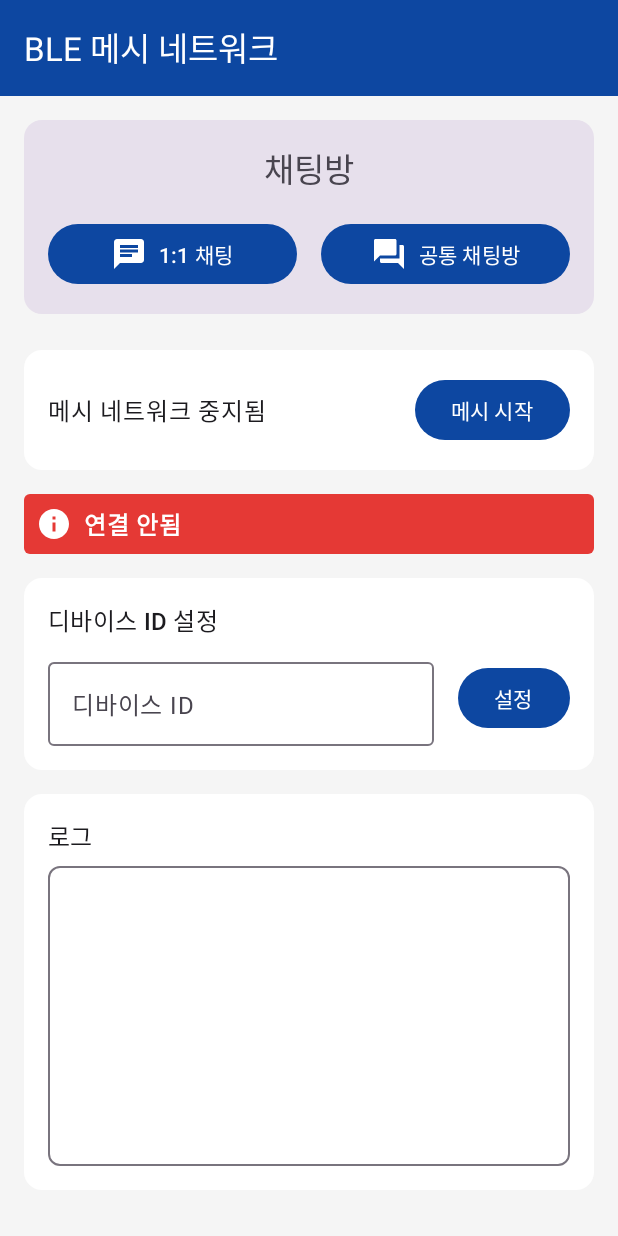
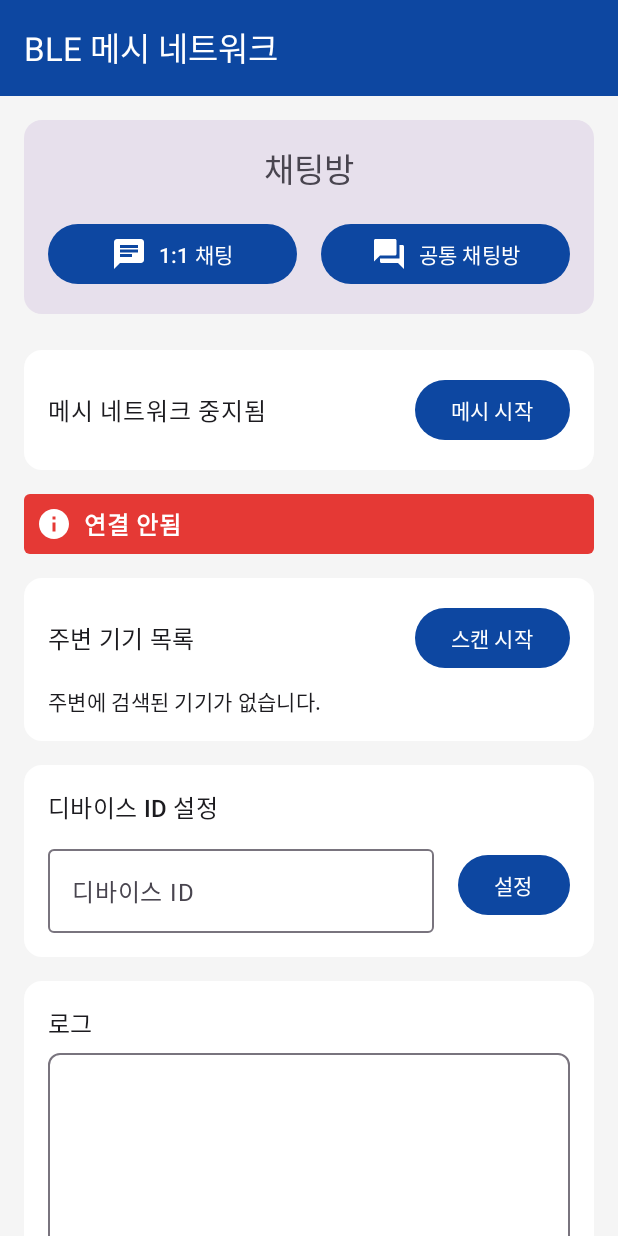
Before and after one commit to Han3707/Kotlin_PJ, an Android app built with Jetpack Compose: the screen it shows after launch (MainActivity), on a phone screen of 412 x 824 dp. Run offline under Robolectric (Android 15) with nearby library versions, the phone set to English and light mode, and no system bars; our stand-ins replace Dagger/Hilt's generated code.

Commit message:
오류수정

```diff
--- a/BLEModule/app/src/main/java/com/example/bletest/ui/view/main/MainScreen.kt
+++ b/BLEModule/app/src/main/java/com/example/bletest/ui/view/main/MainScreen.kt
@@ -48,10 +48,15 @@ import androidx.activity.result.contract.ActivityResultContracts
 import androidx.hilt.navigation.compose.hiltViewModel
 import androidx.lifecycle.compose.collectAsStateWithLifecycle
 import com.example.bletest.data.model.ConnectionState
+import com.example.bletest.data.model.ScanResultData
 import com.example.bletest.ui.view.components.ConnectionStatusView
 import com.example.bletest.ui.view.components.LogView
 import com.example.bletest.ui.viewmodel.BleViewModel
 import com.example.bletest.utils.PermissionHelper
+import androidx.compose.foundation.lazy.items
+import androidx.compose.foundation.lazy.LazyColumn
+import androidx.compose.foundation.clickable
+import androidx.compose.foundation.layout.heightIn
 
 /**
  * 메인 화면
@@ -105,6 +110,12 @@ fun MainScreen(
             connectionState.state == ConnectionState.CONNECTED
         }
     }
+
+    // 스캔 결과 관찰
+    val scanResults by viewModel.scanResults.collectAsStateWithLifecycle()
+
+    // 스캔 상태 관찰
+    val isScanning by viewModel.isScanning.collectAsStateWithLifecycle()
 
     // 디바이스 ID 입력
     var deviceIdInput by remember { mutableStateOf("") }
@@ -237,7 +248,66 @@ fun MainScreen(
                     .padding(horizontal = 16.dp, vertical = 8.dp)
             )
 
-            // 발견된 디바이스 목록
+            // 발견된 디바이스 목록 카드 (스캔 결과 표시 및 연결 버튼 추가)
+            Card(
+                modifier = Modifier
+                    .fillMaxWidth()
+                    .padding(horizontal = 16.dp, vertical = 8.dp),
+                colors = CardDefaults.cardColors(
+                    containerColor = MaterialTheme.colorScheme.surface
+                )
+            ) {
+                Column(
+                    modifier = Modifier.padding(16.dp)
+                ) {
+                    Row(
+                        modifier = Modifier.fillMaxWidth(),
+                        verticalAlignment = Alignment.CenterVertically,
+                        horizontalArrangement = Arrangement.SpaceBetween
+                    ) {
+                        Text(
+                            text = "주변 기기 목록",
+                            style = MaterialTheme.typography.titleMedium
+                        )
+                        // 스캔 버튼 (isScanning 상태에 따라 텍스트 변경)
+                        Button(onClick = {
+                            if (isScanning) {
+                                viewModel.stopScanning()
+                            } else {
+                                viewModel.startScanning() // 스캔 시작 함수 호출
+                            }
+                        }) {
+                            Text(if (isScanning) "스캔 중지" else "스캔 시작")
+                        }
+                    }
+
+                    Spacer(modifier = Modifier.height(8.dp))
+
+                    // 스캔 결과 목록 (LazyColumn 사용)
+                    if (scanResults.isEmpty() && !isScanning) {
+                        Text("주변에 검색된 기기가 없습니다.", style = MaterialTheme.typography.bodyMedium)
+                    } else if (isScanning && scanResults.isEmpty()) {
+                         Text("기기 검색 중...", style = MaterialTheme.typography.bodyMedium)
+                    } else {
+                        LazyColumn(
+                            modifier = Modifier
+                                .fillMaxWidth()
+                                .heightIn(max = 200.dp) // 목록 최대 높이 제한
+                        ) {
+                            items(scanResults, key = { it.address }) { result ->
+                                DiscoveredDeviceItem(scanResult = result) {
+                                    // 항목 클릭 시 연결 시도
+                                    Log.d("MainScreen", "기기 연결 시도: ${result.name} (${result.address})")
+                                    viewModel.connectDevice(result.device)
+                                }
+                                Spacer(modifier = Modifier.height(4.dp))
+                            }
+                        }
+                    }
+                }
+            }
+
+            // 디바이스 ID 설정 카드
             Card(
                 modifier = Modifier
                     .fillMaxWidth()
@@ -328,4 +398,27 @@ fun MainScreen(
     }
 }
 
+/**
+ * 발견된 디바이스 항목을 표시하는 Composable
+ */
+@Composable
+private fun DiscoveredDeviceItem(
+    scanResult: ScanResultData,
+    onClick: () -> Unit
+) {
+    Row(
+        modifier = Modifier
+            .fillMaxWidth()
+            .clickable(onClick = onClick) // 클릭 가능하게 설정
+            .padding(vertical = 8.dp),
+        verticalAlignment = Alignment.CenterVertically
+    ) {
+        Column(modifier = Modifier.weight(1f)) {
+            Text(text = scanResult.name ?: "알 수 없는 장치", style = MaterialTheme.typography.bodyLarge)
+            Text(text = scanResult.address, style = MaterialTheme.typography.bodySmall)
+        }
+        Text(text = "RSSI: ${scanResult.rssi}", style = MaterialTheme.typography.bodyMedium)
+    }
+}
+
 // 추후 구현할 MainScreen Composable 함수가 위치할 파일입니다.
```
